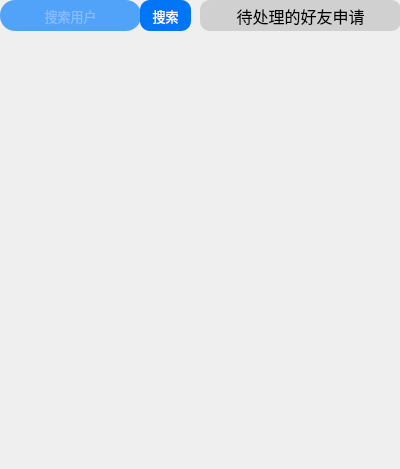
joshmiao/LiteChat, file client/litechat_finduser.ui: the form before one commit.
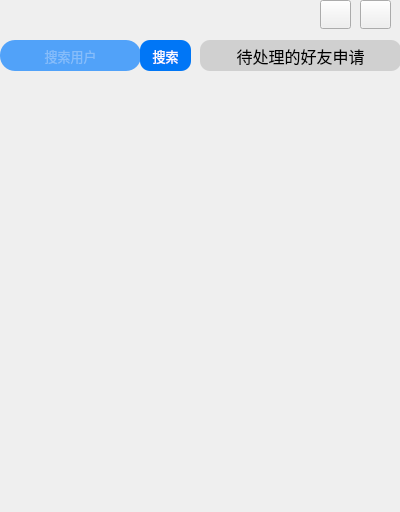
The form after the commit. Icons and pictures are not drawn.

Diff of the .ui file:
```diff
--- a/client/litechat_finduser.ui
+++ b/client/litechat_finduser.ui
@@ -7,7 +7,7 @@
     <x>0</x>
     <y>0</y>
     <width>400</width>
-    <height>469</height>
+    <height>512</height>
    </rect>
   </property>
   <property name="windowTitle">
@@ -22,7 +22,7 @@
    <property name="geometry">
     <rect>
      <x>0</x>
-     <y>0</y>
+     <y>40</y>
      <width>141</width>
      <height>31</height>
     </rect>
@@ -51,7 +51,7 @@
    <property name="geometry">
     <rect>
      <x>140</x>
-     <y>0</y>
+     <y>40</y>
      <width>51</width>
      <height>31</height>
     </rect>
@@ -74,7 +74,7 @@
    <property name="geometry">
     <rect>
      <x>0</x>
-     <y>31</y>
+     <y>71</y>
      <width>200</width>
      <height>441</height>
     </rect>
@@ -87,7 +87,7 @@
    <property name="geometry">
     <rect>
      <x>200</x>
-     <y>31</y>
+     <y>71</y>
      <width>201</width>
      <height>441</height>
     </rect>
@@ -100,7 +100,7 @@
    <property name="geometry">
     <rect>
      <x>200</x>
-     <y>0</y>
+     <y>40</y>
      <width>201</width>
      <height>31</height>
     </rect>
@@ -121,6 +121,47 @@
     <set>Qt::AlignCenter</set>
    </property>
   </widget>
+  <widget class="QPushButton" name="pushButton_2">
+   <property name="geometry">
+    <rect>
+     <x>360</x>
+     <y>0</y>
+     <width>31</width>
+     <height>29</height>
+    </rect>
+   </property>
+   <property name="styleSheet">
+    <string notr="true">QPushButton#pushButton_2{
+background-color: rgb(255, 255, 255,0);
+border-radius:10px;
+border-image: url(:/img/close.png);
+};</string>
+   </property>
+   <property name="text">
+    <string/>
+   </property>
+  </widget>
+  <widget class="QPushButton" name="pushButton_3">
+   <property name="geometry">
+    <rect>
+     <x>320</x>
+     <y>0</y>
+     <width>31</width>
+     <height>29</height>
+    </rect>
+   </property>
+   <property name="styleSheet">
+    <string notr="true">QPushButton#pushButton_3{
+background-color: rgb(255, 255, 255,0);
+border-radius:10px;
+border-image: url(:/img/minus.png);
+};
+</string>
+   </property>
+   <property name="text">
+    <string/>
+   </property>
+  </widget>
  </widget>
  <resources/>
  <connections/>
```
